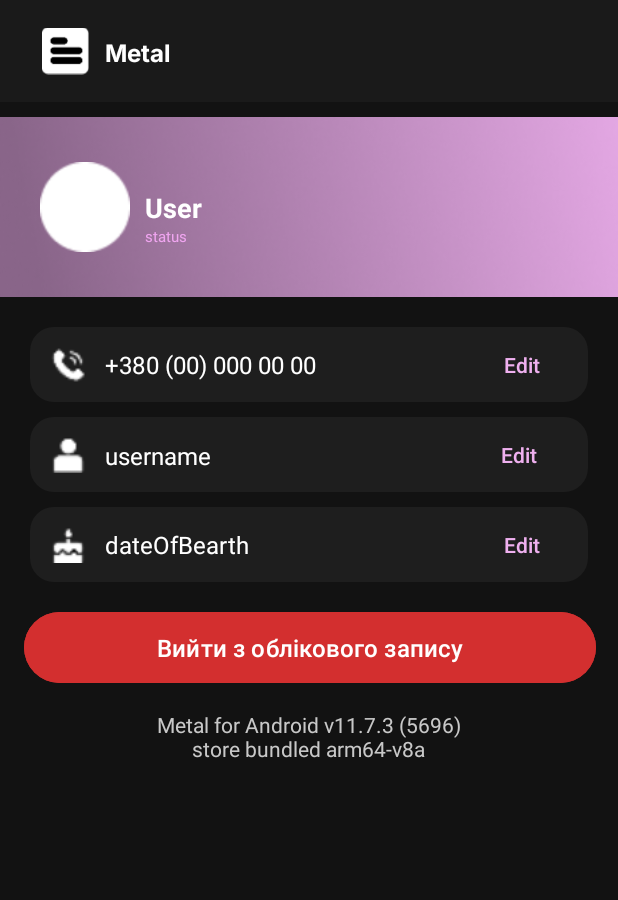
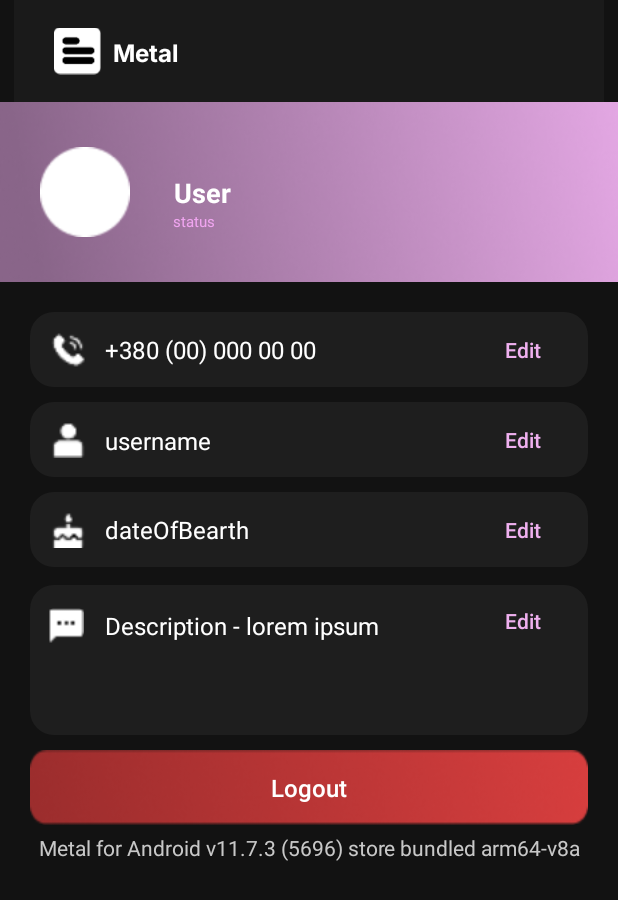
Before and after one commit to tup0g/Metal-App, an Android app: the layout fragment_chat_list.xml on its own in the app's theme, with its tools: preview values and no code run, on a phone screen of 412 x 824 dp. Shown: the top 900 px of the screen. Run offline under Robolectric (Android 15) with nearby library versions, the phone set to English and light mode, and no system bars.

Commit message:
fixed buttons, completed design of profile list

```diff
--- a/app/src/main/res/layout/activity_main.xml
+++ b/app/src/main/res/layout/activity_main.xml
@@ -92,7 +92,7 @@
 
     <Button
         android:id="@+id/btn_login"
-        style="@style/MyCustomButton"
+        android:textAllCaps="false"
         android:layout_width="0dp"
         android:layout_height="50dp"
         android:layout_marginStart="25dp"
@@ -109,10 +109,9 @@
         app:layout_constraintStart_toStartOf="parent"
         app:layout_constraintTop_margin="16dp"
         app:layout_constraintTop_toTopOf="parent"
-        app:layout_constraintVertical_bias="0.65"
-        android:backgroundTint="@null"/>
-
+        app:layout_constraintVertical_bias="0.65" />
     <Button
+        android:textAllCaps="false"
         android:id="@+id/btn_edit"
         android:layout_width="wrap_content"
         android:layout_height="wrap_content"
--- a/app/src/main/res/layout/fragment_chat_list.xml
+++ b/app/src/main/res/layout/fragment_chat_list.xml
@@ -17,8 +17,8 @@
 
         <ImageView
             android:id="@+id/imageView2"
-            android:layout_width="414dp"
-            android:layout_height="68dp"
+            android:layout_width="wrap_content"
+            android:layout_height="wrap_content"
             android:scaleType="fitXY"
             app:layout_constraintEnd_toEndOf="parent"
             app:layout_constraintStart_toStartOf="parent"
@@ -62,8 +62,8 @@
         app:layout_constraintEnd_toEndOf="parent"
         app:layout_constraintHorizontal_bias="0.0"
         app:layout_constraintStart_toStartOf="parent"
-        app:layout_constraintTop_toTopOf="parent"
-        app:layout_constraintVertical_bias="0.111">
+        app:layout_constraintTop_toBottomOf="@+id/header"
+        app:layout_constraintVertical_bias="0.0">
 
         <ImageView
             android:id="@+id/profile_image"
@@ -87,7 +87,7 @@
             android:textStyle="bold"
             app:layout_constraintBottom_toBottomOf="parent"
             app:layout_constraintEnd_toEndOf="parent"
-            app:layout_constraintHorizontal_bias="0.259"
+            app:layout_constraintHorizontal_bias="0.31"
             app:layout_constraintStart_toStartOf="parent"
             app:layout_constraintTop_toTopOf="parent" />
 
@@ -100,7 +100,7 @@
             android:textSize="10sp"
             app:layout_constraintBottom_toBottomOf="parent"
             app:layout_constraintEnd_toEndOf="parent"
-            app:layout_constraintHorizontal_bias="0.252"
+            app:layout_constraintHorizontal_bias="0.301"
             app:layout_constraintStart_toStartOf="parent"
             app:layout_constraintTop_toBottomOf="@+id/tv_username"
             app:layout_constraintVertical_bias="0.0" />
@@ -154,6 +154,7 @@
 
         <Button
             android:id="@+id/btn_edit"
+            android:textAllCaps="false"
             android:layout_width="wrap_content"
             android:layout_height="wrap_content"
             android:background="@android:color/transparent"
@@ -222,11 +223,12 @@
             android:layout_height="wrap_content"
             android:background="@android:color/transparent"
             android:text="Edit"
+            android:textAllCaps="false"
             android:textColor="#EFB0EF"
             android:textSize="14sp"
             app:layout_constraintBottom_toBottomOf="parent"
             app:layout_constraintEnd_toEndOf="parent"
-            app:layout_constraintHorizontal_bias="0.992"
+            app:layout_constraintHorizontal_bias="1.0"
             app:layout_constraintStart_toStartOf="parent"
             app:layout_constraintTop_margin="12dp"
             app:layout_constraintTop_toTopOf="parent" />
@@ -280,6 +282,7 @@
 
         <Button
             android:id="@+id/btn_edit3"
+            android:textAllCaps="false"
             android:layout_width="wrap_content"
             android:layout_height="wrap_content"
             android:background="@android:color/transparent"
@@ -295,36 +298,104 @@
 
     </androidx.constraintlayout.widget.ConstraintLayout>
 
+    <androidx.constraintlayout.widget.ConstraintLayout
+        android:id="@+id/description_container"
+        android:layout_width="0dp"
+        android:layout_height="100dp"
+        android:layout_marginStart="20dp"
+        android:layout_marginTop="10dp"
+        android:layout_marginEnd="20dp"
+        android:background="@drawable/rounded_background"
+        app:layout_constraintBottom_toBottomOf="parent"
+        app:layout_constraintEnd_toEndOf="parent"
+        app:layout_constraintHorizontal_bias="0.0"
+        app:layout_constraintStart_toStartOf="parent"
+        app:layout_constraintTop_toBottomOf="@+id/birthday_container"
+        app:layout_constraintVertical_bias="0.006">
+
+        <Button
+            android:id="@+id/btn_edit4"
+            android:layout_width="wrap_content"
+            android:layout_height="wrap_content"
+            android:background="@android:color/transparent"
+            android:text="Edit"
+            android:textAllCaps="false"
+            android:textColor="#EFB0EF"
+            android:textSize="14sp"
+            app:layout_constraintBottom_toBottomOf="parent"
+            app:layout_constraintEnd_toEndOf="parent"
+            app:layout_constraintHorizontal_bias="1.0"
+            app:layout_constraintStart_toStartOf="parent"
+            app:layout_constraintTop_margin="12dp"
+            app:layout_constraintTop_toTopOf="parent"
+            app:layout_constraintVertical_bias="0.0" />
+
+        <ImageView
+            android:id="@+id/imageView7"
+            android:layout_width="24dp"
+            android:layout_height="24dp"
+            android:layout_marginStart="12dp"
+            android:layout_marginTop="15dp"
+            android:src="@drawable/chat_icon_2"
+            app:layout_constraintBottom_toBottomOf="parent"
+            app:layout_constraintEnd_toStartOf="@+id/tv_phone4"
+            app:layout_constraintHorizontal_bias="0.0"
+            app:layout_constraintStart_toStartOf="parent"
+            app:layout_constraintTop_toTopOf="parent"
+            app:layout_constraintVertical_bias="0.0" />
+
+        <TextView
+            android:id="@+id/tv_phone4"
+            android:layout_width="0dp"
+            android:layout_height="wrap_content"
+            android:layout_marginStart="50dp"
+            android:layout_marginEnd="90dp"
+            android:text="Description - lorem ipsum"
+            android:textColor="#FFFFFF"
+            android:textSize="16sp"
+            app:layout_constraintBottom_toBottomOf="parent"
+            app:layout_constraintEnd_toEndOf="parent"
+            app:layout_constraintHorizontal_bias="1.0"
+            app:layout_constraintStart_toStartOf="parent"
+            app:layout_constraintTop_toTopOf="parent"
+            app:layout_constraintVertical_bias="0.205" />
+
+    </androidx.constraintlayout.widget.ConstraintLayout>
+
     <Button
-        android:id="@+id/btn_logout"
-        android:layout_width="381dp"
-        android:layout_height="55dp"
-        android:layout_margin="16dp"
-        android:layout_marginStart="30dp"
-        android:layout_marginEnd="30dp"
-        android:backgroundTint="#D32F2F"
-        android:text="Вийти з облікового запису"
+        android:id="@+id/btn_login"
+        android:layout_width="0dp"
+        android:layout_height="50dp"
+        android:layout_marginStart="20dp"
+        android:layout_marginTop="10dp"
+        android:layout_marginEnd="20dp"
+        android:background="@drawable/exit_background"
+        android:gravity="center"
+        android:text="Logout"
+        android:textAlignment="center"
+        android:textAllCaps="false"
         android:textColor="#FFFFFF"
         android:textSize="16sp"
-        app:layout_constraintBottom_toBottomOf="parent"
         app:layout_constraintEnd_toEndOf="parent"
-        app:layout_constraintHorizontal_bias="0.433"
         app:layout_constraintStart_toStartOf="parent"
-        app:layout_constraintTop_toBottomOf="@+id/birthday_container"
-        app:layout_constraintVertical_bias="0.0" />
+        app:layout_constraintTop_margin="16dp"
+        app:layout_constraintTop_toBottomOf="@+id/description_container" />
 
     <TextView
         android:id="@+id/textView2"
-        android:layout_width="216dp"
-        android:layout_height="41dp"
-        android:gravity="center"
+        android:layout_width="0dp"
+        android:layout_height="50dp"
+        android:layout_marginStart="20dp"
+        android:layout_marginTop="5dp"
+        android:layout_marginEnd="20dp"
         android:text="Metal for Android v11.7.3 (5696) store bundled arm64-v8a"
         android:textColor="#C8C8C8"
+        android:textAlignment="center"
         app:layout_constraintBottom_toBottomOf="parent"
         app:layout_constraintEnd_toEndOf="parent"
-        app:layout_constraintHorizontal_bias="0.497"
+        app:layout_constraintHorizontal_bias="1.0"
         app:layout_constraintStart_toStartOf="parent"
-        app:layout_constraintTop_toBottomOf="@+id/btn_logout"
-        app:layout_constraintVertical_bias="0.035" />
+        app:layout_constraintTop_toBottomOf="@+id/btn_login"
+        app:layout_constraintVertical_bias="0.0" />
 
 </androidx.constraintlayout.widget.ConstraintLayout>
--- a/app/src/main/res/values/styles.xml
+++ /dev/null
@@ -1,14 +0,0 @@
-<resources>
-    <style name="Theme.MyApp" parent="Theme.MaterialComponents.DayNight.DarkActionBar">
-        <!-- Основная тема приложения -->
-    </style>
-
-    <!-- 🔥 Кастомный стиль для кнопки -->
-    <style name="MyCustomButton">
-        <item name="android:background">@drawable/button_background</item>
-        <item name="android:gravity">center</item>
-        <item name="android:textColor">#FFFFFF</item>
-        <item name="android:padding">10dp</item>
-        <item name="android:textSize">16sp</item>
-    </style>
-</resources>
--- a/app/src/main/res/values/themes.xml
+++ b/app/src/main/res/values/themes.xml
@@ -1,6 +1,6 @@
 <resources xmlns:tools="http://schemas.android.com/tools">
     <!-- Base application theme. -->
-    <style name="Base.Theme.MetalApp" parent="Theme.Material3.DayNight.NoActionBar">
+    <style name="Base.Theme.MetalApp" parent="Theme.AppCompat.Light.NoActionBar">
         <!-- Customize your light theme here. -->
         <!-- <item name="colorPrimary">@color/my_light_primary</item> -->
     </style>
```
Also changed, not shown: app/src/main/res/drawable/exit_background.png (added).
